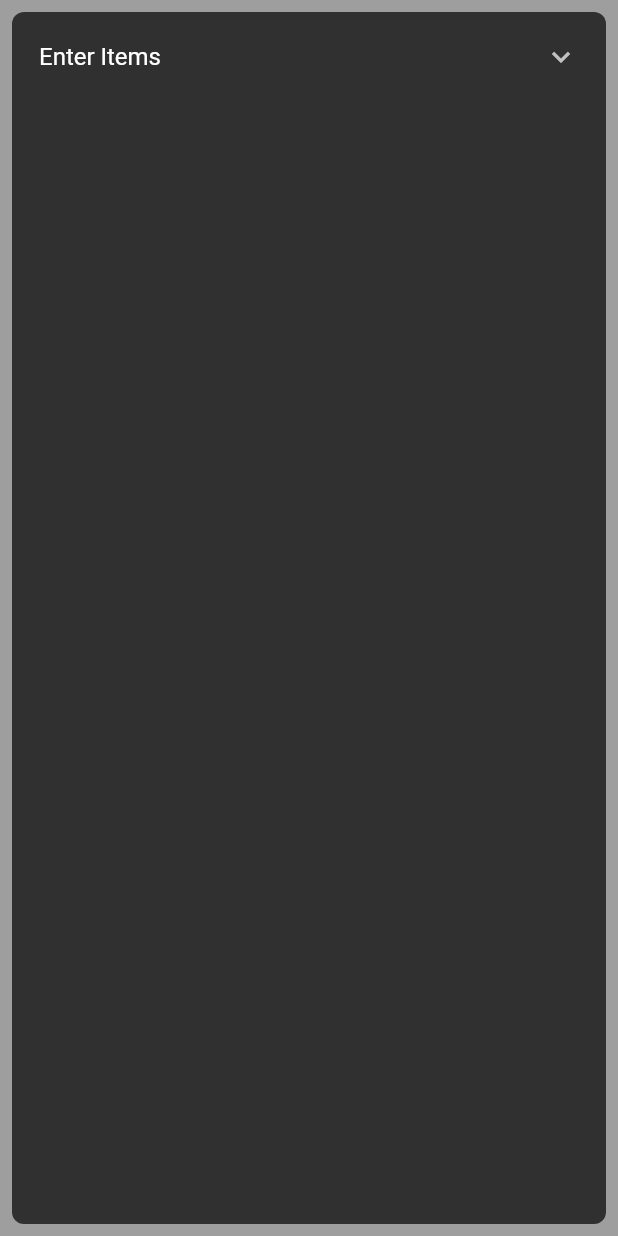
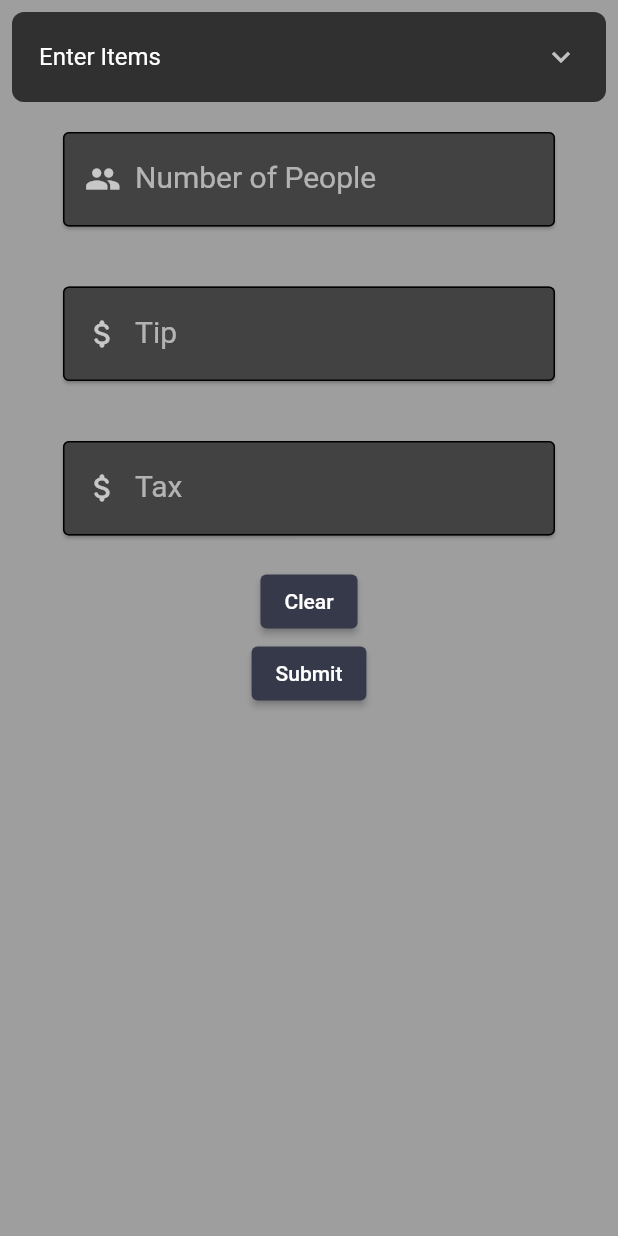
Before and after one commit to CNsquared/ABGapp, a Flutter app: the screen it shows after launch, after a tap on "Dividing Equally", on a phone screen of 412 x 824 dp. Run offline on Flutter 3.47's test engine with Material 2 defaults, Android fonts, the phone set to English and light mode, and no system bars; drawn by our look-alikes of expansion_tile_card; our stand-ins replace camera, go_router, shared_preferences; Roboto replaces fonts that are missing (Georgia).

Commit message:
Add ability to add items in data entry

```diff
--- a/lib/common/data_entry_custom_widgets.dart
+++ b/lib/common/data_entry_custom_widgets.dart
@@ -21,16 +21,16 @@ class EntryForm extends StatelessWidget {
             FilteringTextInputFormatter.allow(RegExp(r'(\d+)?\.?\d{0,2}'));
         break;
       case "integer":
+      default:
         inputFormatter = FilteringTextInputFormatter.allow(RegExp(r"[0-9]"));
-      default:
-        null;
     }
   }
 
   @override
   Widget build(BuildContext context) {
-    return Padding(
+    return Container(
       padding: const EdgeInsets.symmetric(horizontal: 30, vertical: 16),
+      child: Card(
         child: TextFormField(
           controller: controller,
           style: const TextStyle(fontSize: 20, color: Colors.black),
@@ -51,6 +51,7 @@ class EntryForm extends StatelessWidget {
             inputFormatter,
           ],
         ),
+      ),
     );
   }
 }
--- a/lib/common/expenses.dart
+++ b/lib/common/expenses.dart
@@ -36,7 +36,7 @@ class Expense {
       case ("equal"):
         double sum = tax + tip;
         for (Item i in items) {
-          sum += i.cost;
+          sum += i.cost ?? 0;
         }
 
         double amountPerPerson =
@@ -70,9 +70,7 @@ class Expense {
   }
 
   factory Expense.fromJson(dynamic json) {
-
     log("making expense from json: ${json.toString()}");
-
 
     var itemsObjsJson = json['items'] as List;
     List items =
@@ -139,10 +137,14 @@ class Expense {
 
 class Item {
   Owner? owner;
-  String name;
-  double cost;
+  String? name;
+  double? cost;
 
-  Item({required this.name, this.owner, required this.cost});
+  set setOwner(Owner? owner) => this.owner = owner;
+  set setName(String? name) => this.name = name;
+  set setCost(cost) => this.cost = cost;
+
+  Item({this.name, this.owner, this.cost});
 
   Item.fromJson(Map<String, dynamic> json)
       : owner = json['owner'] as Owner,
@@ -154,10 +156,6 @@ class Item {
         this.owner != null ? this.owner!.toJson() : null;
 
     return {'owner': owner, 'name': name, 'cost': cost};
-  }
-
-  void setOwner(Owner owner) {
-    this.owner = owner;
   }
 
   @override
@@ -179,11 +177,11 @@ class Owner {
   }
 
   double calculateTotalItemCost() {
-    log( "Calculating total item cost");
+    log("Calculating total item cost");
     var sum = 0.0;
 
     for (Item i in items) {
-      sum += i.cost;
+      sum += i.cost ?? 0;
     }
 
     return sum;
@@ -209,7 +207,7 @@ class Owner {
   // ! In order to update total cost the method needs to know how to spilt the cost, wether spilting the tax and tip evenly or per item
   // ! Design choice of passing down that information
   void _updateTotalCost(Item item) {
-    cost += item.cost;
+    cost += item.cost ?? 0;
   }
 
   void addItem(Item item) {
--- a/lib/common/payment_calculator.dart
+++ b/lib/common/payment_calculator.dart
@@ -2,8 +2,7 @@ class PaymentCalculator {
   var taxRate;
 
   static double splitValue({required double value, required int numOfPeople}) {
-
-    if(numOfPeople == 0) return value;
+    if (numOfPeople == 0) return value;
 
     var splitValue = value / numOfPeople;
 
--- a/lib/common/theme.dart
+++ b/lib/common/theme.dart
@@ -4,7 +4,6 @@ class ThemeModel extends ChangeNotifier {
   bool _isDarkMode = false;
   ThemeData theme = Themes.darkTheme;
   Color iconColor = Color(0xFF363949);
-
 
   bool get isDarkMode => _isDarkMode;
 
@@ -32,7 +31,6 @@ class Themes {
         error: Colors.red,
       ),
       fontFamily: 'Georgia',
-
       iconTheme: IconThemeData(
         color: Color(0xFF363949),
       ),
@@ -56,7 +54,6 @@ class Themes {
         error: Colors.red,
       ),
       fontFamily: 'Georgia',
-
       iconTheme: IconThemeData(
         color: Color(0xFFFFF8E7),
       ),
--- a/lib/models/transaction_record.dart
+++ b/lib/models/transaction_record.dart
@@ -55,7 +55,8 @@ class TransactionRecord extends ChangeNotifier {
         log("jsonString: $jsonString");
         if (jsonString != "") {
           List json = jsonDecode(jsonString);
-          expenses = json.map((expenseJson) => Expense.fromJson(expenseJson)).toList();
+          expenses =
+              json.map((expenseJson) => Expense.fromJson(expenseJson)).toList();
           log("Set expenses as ${expenses.toString()}");
         } else {
           log("Log file blank");
@@ -70,15 +71,20 @@ class TransactionRecord extends ChangeNotifier {
   }
 
   ///Adds a [_Transaction] into the record
-  Future<void> addTransaction({required tax, required tip, required numPeople, required splittingMethod}) async{
+  Future<void> addTransaction(
+      {required tax,
+      required tip,
+      required numPeople,
+      required splittingMethod,
+      items}) async {
     var expense = Expense(
         iD: iD,
         date: Date.fromDate(DateTime.now()),
         splittingMethod: splittingMethod,
         tax: tax,
         tip: tip,
-        numPeople: numPeople
-    );
+        numPeople: numPeople,
+        items: items);
     expenses.add(expense);
     log("added new expense to tracker: ${expenses.toString()}");
 
@@ -88,7 +94,6 @@ class TransactionRecord extends ChangeNotifier {
     //writes to file every time maybe only do it on exit
     await writeRecord();
     notifyListeners();
-
   }
 
   //rewrites every single log, should just appened
--- a/lib/screens/PerItemSplit/data_entry_page.dart
+++ b/lib/screens/PerItemSplit/data_entry_page.dart
@@ -1,7 +1,10 @@
+import 'dart:developer';
 
 import 'package:abg_app/common/data_entry_custom_widgets.dart';
+import 'package:abg_app/models/transaction_record.dart';
 import 'package:expansion_tile_card/expansion_tile_card.dart';
 import 'package:flutter/material.dart';
+import 'package:provider/provider.dart';
 
 import '../../common/expenses.dart';
 
@@ -14,52 +17,198 @@ class DataEntryPage extends StatefulWidget {
   State<DataEntryPage> createState() => _DataState();
 }
 
-
-
 class _DataState extends State<DataEntryPage> {
-  int? numPeople = 0;
-  List<Owner>? people;
-  List<Item>? items;
-  double? tax = 0.0;
-  double? tip = 0.0;
+  int? numPeople;
+  List<Owner> people = List.empty(growable: true);
+  List<Item> items = List.empty(growable: true);
+  double? tax;
+  double? tip;
 
   TextEditingController itemsController = TextEditingController();
 
+  final Map<String, TextEditingController> textControllers = {
+    "itemName": TextEditingController(),
+    "itemCost": TextEditingController(),
+    "numPeople": TextEditingController(),
+    "tax": TextEditingController(),
+    "tip": TextEditingController()
+  };
+
+  Item? item;
 
   @override
   void initState() {
+    textControllers["itemName"]!.addListener(() {
+      if (textControllers["itemName"]!.text != "") {
+        item!.name = textControllers["itemName"]!.text;
+        log("itemName set as ${item!.name}");
+      }
+    });
+    textControllers["itemCost"]!.addListener(() {
+      if (textControllers["itemCost"]!.text != "") {
+        item!.cost = double.parse(textControllers["itemCost"]!.text);
+        log("itemCost set as ${item!.cost}}");
+      }
+    });
+
+    textControllers["numPeople"]!.addListener(() {
+      if (textControllers["numPeople"]!.text != "") {
+        numPeople = int.parse(textControllers["numPeople"]!.text);
+        log("numPeople set as $numPeople");
+      }
+    });
+    textControllers["tax"]!.addListener(() {
+      if (textControllers["tax"]!.text != "") {
+        tax = double.parse(textControllers["tax"]!.text);
+        log("tax set as $tax");
+      }
+    });
+    textControllers["tip"]!.addListener(() {
+      if (textControllers["tip"]!.text != "") {
+        tip = double.parse(textControllers["tip"]!.text);
+        log("tip set as $tip");
+      }
+    });
 
     super.initState();
   }
 
   @override
   Widget build(BuildContext context) {
-    return ExpansionTileCard(
+    return SafeArea(
+      child: Column(
+        children: <Widget>[
+          //TODO: Limit how far it can expand down
+          ExpansionTileCard(
             title: Text("Enter Items"),
             children: [
-
-          ListView(
-            children: [],
-            )
-
+              ElevatedButton(
+                  onPressed: () {
+                    item = Item();
+                    _showMyDialog();
+                  },
+                  child: Text("Add Item")
+              ),
+              ListView.builder(
+                  shrinkWrap: true,
+                  itemCount: items.length,
+                  itemBuilder: (BuildContext context, int index) {
+                    return ListTile(
+                      title: Text(items[index].name!),
+                      subtitle: Text(items[index].cost.toString()),
+                    );
+                  })
             ],
+          ),
+          EntryForm(
+            controller: textControllers["numPeople"]!,
+            prompt: "Number of People",
+            icon: Icon(Icons.people),
+            filter: "integer",
+          ),
+          EntryForm(
+            controller: textControllers["tip"]!,
+            prompt: "Tip",
+            icon: Icon(Icons.attach_money_rounded),
+            filter: "money",
+          ),
+          EntryForm(
+            controller: textControllers["tax"]!,
+            prompt: "Tax",
+            icon: Icon(Icons.attach_money_rounded),
+            filter: "money",
+          ),
+          clearButton(),
+          submitButton(context)
+        ],
+      ),
     );
   }
 
-  Widget entryForm(){
-
+  Future<void> _showMyDialog() async {
+    return showDialog<void>(
+      context: context,
+      barrierDismissible: false, // user must tap button!
+      builder: (BuildContext context) {
         return AlertDialog(
           title: const Text('AlertDialog Title'),
           content: SingleChildScrollView(
             child: ListBody(
               children: <Widget>[
                 Text('This is a demo alert dialog.'),
-              EntryForm(controller: itemsController, prompt: "Enter Item Name",),
+                EntryForm(
+                  controller: textControllers["itemName"]!,
+                  prompt: "Enter Item Name",
+                  filter: "name",
+                  icon: Icon(Icons.abc),
+                ),
+                EntryForm(
+                    controller: textControllers["itemCost"]!,
+                    prompt: "Enter Item Price",
+                    filter: "money",
+                    icon: Icon(Icons.attach_money_rounded)),
               ],
             ),
-        )
+          ),
+          actions: <Widget>[
+            TextButton(
+              child: const Text('Add'),
+              onPressed: () {
+                setState(() {
+
+                });
+                items.add(item!);
+                Navigator.of(context).pop();
+              },
+            ),
+          ],
         );
-
+      },
+    );
   }
 
+  ElevatedButton clearButton() {
+    return ElevatedButton(
+        onPressed: () {
+          log("Clear data entry");
+          FocusScope.of(context).unfocus();
+          textControllers.forEach((key, value) {
+            value.clear();
+          });
+          tip = null;
+          tax = null;
+          numPeople = null;
+        },
+        child: Text("Clear",
+            style: TextStyle(
+                color: Theme.of(context).textTheme.bodyMedium?.color)));
   }
+
+  ///Submit button for the [DataEntryPage] that is passed a [PageController] and navigates to page 1
+  ElevatedButton submitButton(BuildContext context) {
+    return ElevatedButton(
+        onPressed: () async {
+          var logState = Provider.of<TransactionRecord>(context, listen: false);
+          FocusScope.of(context).unfocus();
+          await logState.intializeRecord();
+
+          if (dataFilled()) {
+            await logState.addTransaction(
+                tax: tax,
+                tip: tip,
+                numPeople: numPeople,
+                items: items,
+                splittingMethod: "equalTaxTip");
+            widget.pageController.animateToPage(1,
+                duration: Duration(milliseconds: 1000), curve: Curves.easeIn);
+          }
+        },
+        child: Text("Submit",
+            style: TextStyle(
+                color: Theme.of(context).textTheme.bodyMedium?.color)));
+  }
+
+  bool dataFilled() {
+    return (numPeople != null && tax != null && tip != null);
+  }
+}
--- a/lib/screens/normalSplit/normal_split.dart
+++ b/lib/screens/normalSplit/normal_split.dart
@@ -1,4 +1,3 @@
-
 import 'package:abg_app/screens/normalSplit/final_display_page.dart';
 import 'package:flutter/material.dart';
 
@@ -9,7 +8,6 @@ import '../PerItemSplit/data_entry_page.dart';
 ///Controllers wether in the data entry page or final screen page
 ///
 class NormalSplit extends StatelessWidget {
-
   static const String routeName = "/normalSplit";
 
   @override
```
Also changed, not shown: lib/common/date.dart (+27 -10 lines), lib/main.dart (+11 -13 lines), lib/screens/log_page.dart (+1 -7 lines), lib/screens/normalSplit/data_entry_page.dart (+12 -5 lines), lib/screens/normalSplit/final_display_page.dart (+7 -8 lines). Lines whose indentation alone changed are shown as unchanged.
